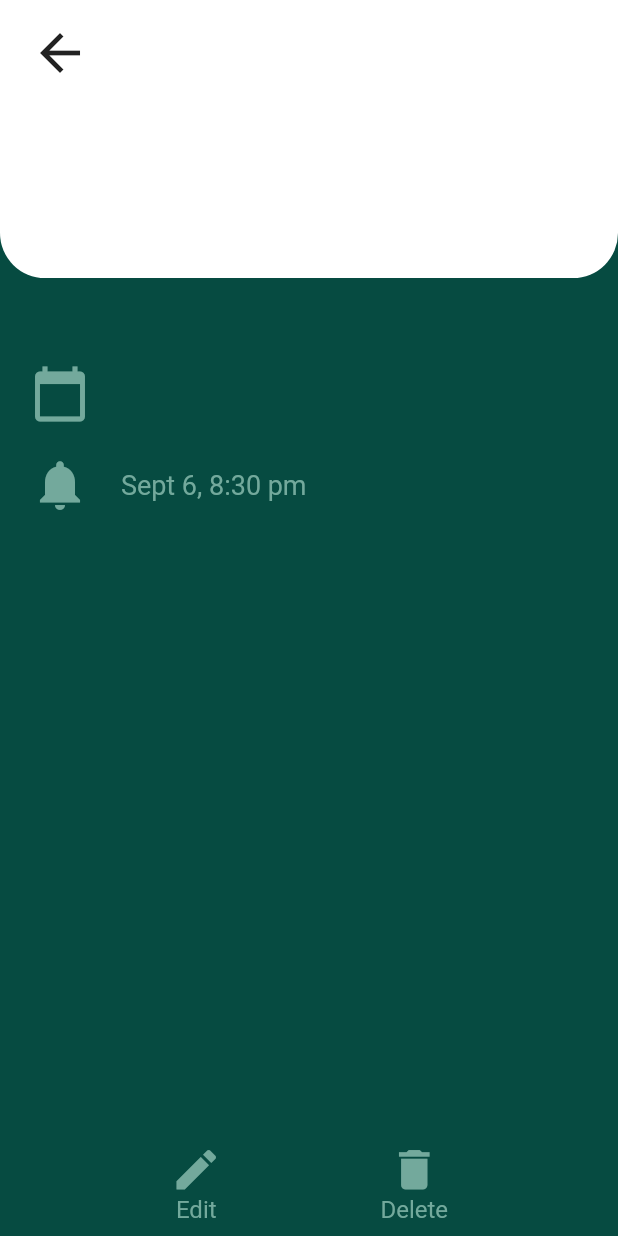
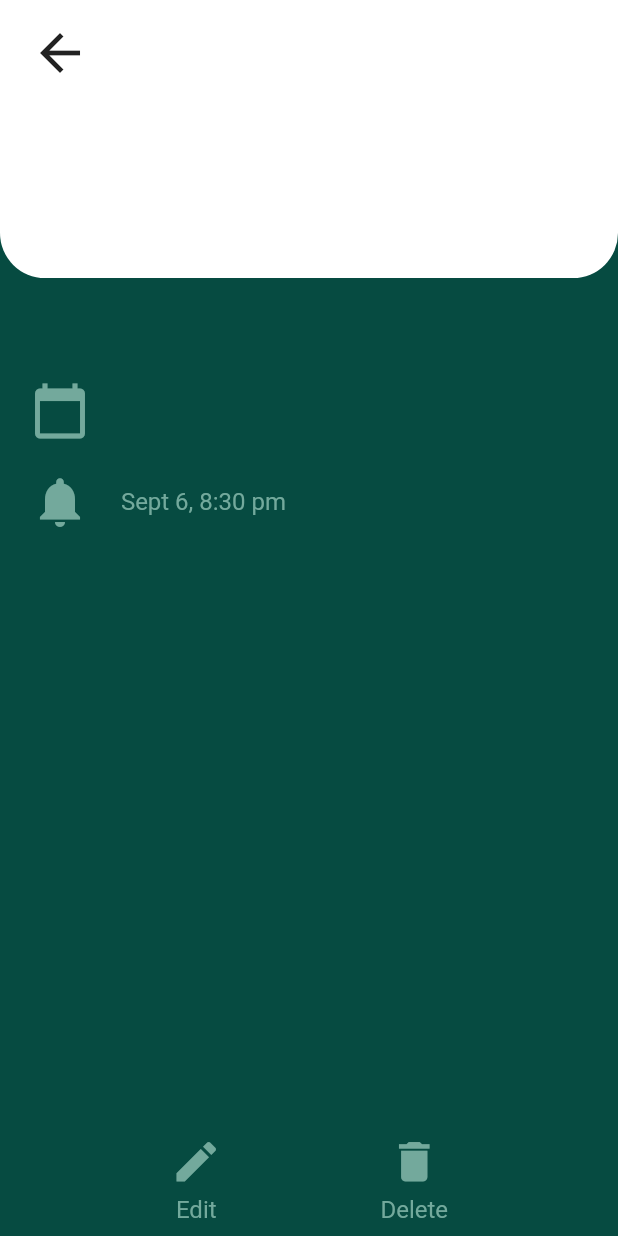
Before and after one commit to RafadanaM/flutter-task-app, a Flutter app: the TaskDetailScreen screen opened directly with empty values, on a phone screen of 412 x 824 dp. Run offline on Flutter 3.47's test engine with Material 2 defaults, Android fonts, the phone set to English and light mode, and no system bars.

Commit message:
refactor ClickableIcon to be horizontal or vertical

```diff
--- a/lib/screens/task_detail_screen.dart
+++ b/lib/screens/task_detail_screen.dart
@@ -21,17 +21,21 @@ class TaskDetailScreen extends StatelessWidget {
             mainAxisAlignment: MainAxisAlignment.spaceEvenly,
             children: <Widget>[
               ClickableIcon(
+                direction: Axis.vertical,
                 iconData: Icons.edit,
                 iconSize: 35,
                 title: 'Edit',
+                itemSpacing: 5.0,
                 onTap: () {
                   print('Edit is pressed');
                 },
               ),
               ClickableIcon(
+                direction: Axis.vertical,
                 iconData: Icons.delete,
                 iconSize: 35,
                 title: 'Delete',
+                itemSpacing: 5.0,
                 onTap: () {
                   print('Delete is pressed');
                 },
@@ -69,14 +73,14 @@ class TaskDetailScreen extends StatelessWidget {
                   ),
                 ),
                 SizedBox(
-                  height: _height * (0.225 / 4),
+                  height: _height * (0.225 / 5),
                 ),
                 Text(
                   task.title,
                   style: TextStyle(fontSize: 32, fontWeight: FontWeight.bold),
                 ),
                 SizedBox(
-                  height: _height * 0.05,
+                  height: _height * 0.075,
                 ),
                 Text(
                   task.description,
@@ -85,46 +89,22 @@ class TaskDetailScreen extends StatelessWidget {
                 SizedBox(
                   height: _height * 0.05,
                 ),
-                Row(
-                  children: <Widget>[
-                    Icon(
-                      Icons.calendar_today,
-                      size: 40.0,
-                      color: Color(0xFF73A99C),
-                    ),
-                    SizedBox(
-                      width: _width * 0.05,
-                    ),
-                    Text(
-                      task.date,
-                      style: TextStyle(
-                        color: Color(0xFF73A99C),
-                        fontSize: 18,
-                      ),
-                    ),
-                  ],
+                ClickableIcon(
+                  direction: Axis.horizontal,
+                  iconData: Icons.calendar_today,
+                  iconSize: 40,
+                  title: task.date,
+                  itemSpacing: _width * 0.05,
                 ),
                 SizedBox(
                   height: _height * 0.025,
                 ),
-                Row(
-                  children: <Widget>[
-                    Icon(
-                      Icons.notifications,
-                      size: 40.0,
-                      color: Color(0xFF73A99C),
-                    ),
-                    SizedBox(
-                      width: _width * 0.05,
-                    ),
-                    Text(
-                      'Sept 6, 8:30 pm',
-                      style: TextStyle(
-                        color: Color(0xFF73A99C),
-                        fontSize: 18,
-                      ),
-                    ),
-                  ],
+                ClickableIcon(
+                  direction: Axis.horizontal,
+                  iconData: Icons.notifications,
+                  iconSize: 40,
+                  title: 'Sept 6, 8:30 pm',
+                  itemSpacing: _width * 0.05,
                 ),
               ],
             ),
--- a/lib/widgets/clickable_icon.dart
+++ b/lib/widgets/clickable_icon.dart
@@ -3,16 +3,25 @@ import 'package:flutter/material.dart';
 class ClickableIcon extends StatelessWidget {
   final IconData iconData;
   final double iconSize;
+  final double itemSpacing;
   final String title;
   final Function onTap;
+  final Axis direction;
 
-  ClickableIcon({this.iconData, this.title, this.iconSize, this.onTap});
+  ClickableIcon(
+      {@required this.direction,
+      this.iconData,
+      this.title,
+      this.iconSize,
+      this.onTap,
+      this.itemSpacing});
 
   @override
   Widget build(BuildContext context) {
     return GestureDetector(
       onTap: onTap,
-      child: Column(
+      child: Flex(
+        direction: direction,
         crossAxisAlignment: CrossAxisAlignment.center,
         mainAxisSize: MainAxisSize.min,
         children: <Widget>[
@@ -20,6 +29,10 @@ class ClickableIcon extends StatelessWidget {
             iconData,
             size: iconSize,
             color: Color(0xFF73A99C),
+          ),
+          SizedBox(
+            width: direction == Axis.horizontal ? itemSpacing : null,
+            height: direction == Axis.vertical ? itemSpacing : null,
           ),
           Text(
             title,
```
